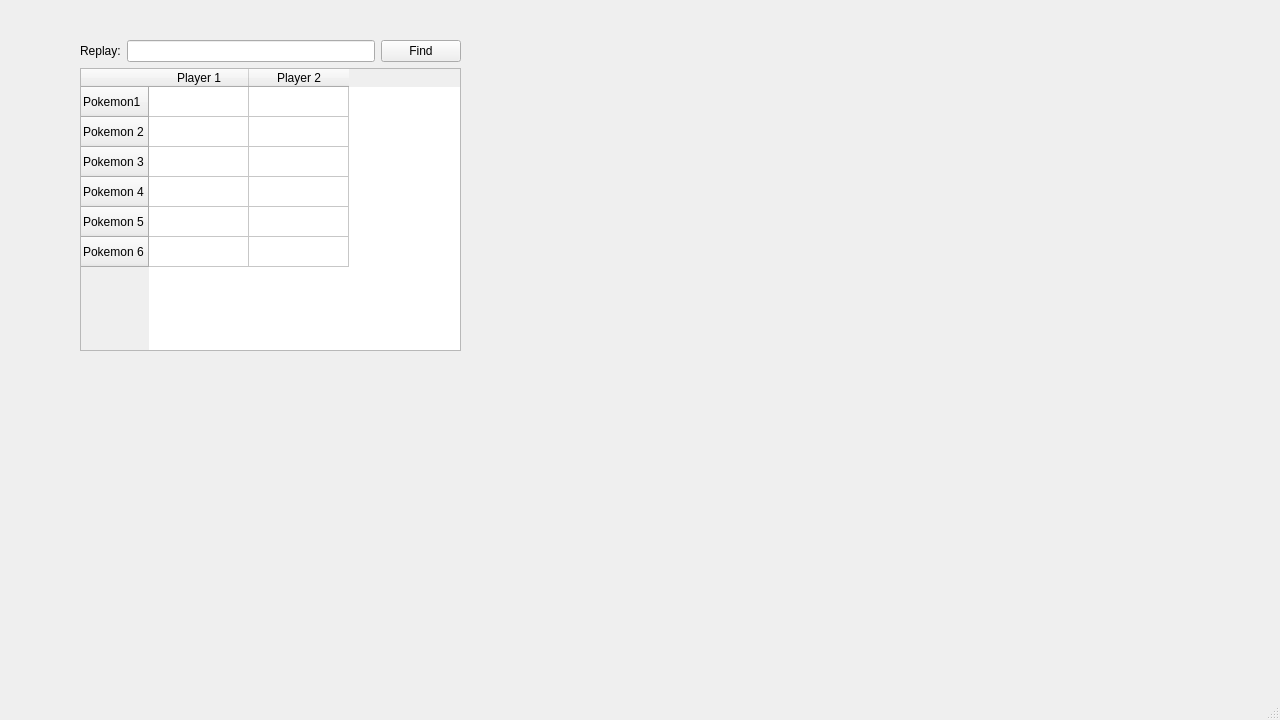
This is mainwindow.ui in czajkub/ShowRep as Qt 5 draws it before an edit. The edited form follows.
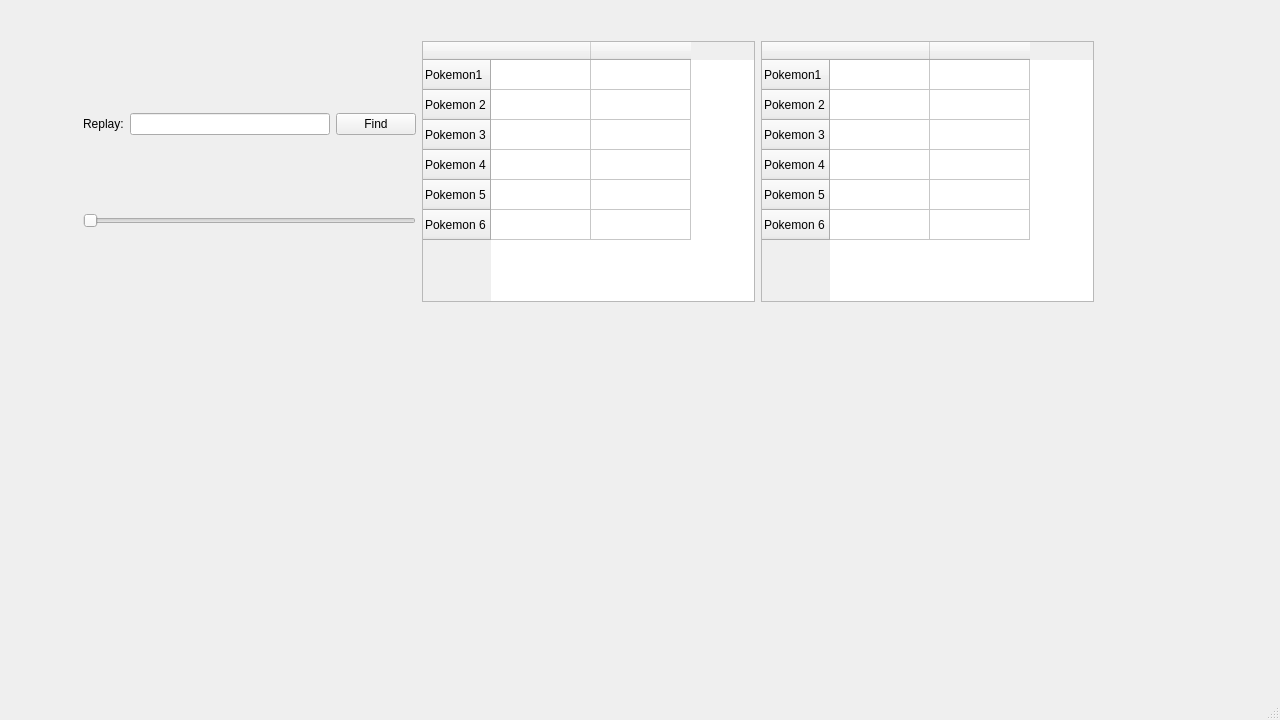
This is the edited form.

```diff
--- a/mainwindow.ui
+++ b/mainwindow.ui
@@ -20,12 +20,14 @@
    <widget class="QWidget" name="layoutWidget">
     <property name="geometry">
      <rect>
-      <x>80</x>
-      <y>40</y>
-      <width>381</width>
-      <height>311</height>
+      <x>83</x>
+      <y>41</y>
+      <width>1011</width>
+      <height>261</height>
      </rect>
     </property>
+    <layout class="QHBoxLayout" name="horizontalLayout_2">
+     <item>
     <layout class="QVBoxLayout" name="verticalLayout">
      <item>
       <layout class="QHBoxLayout" name="fileInput">
@@ -49,7 +51,19 @@
       </layout>
      </item>
      <item>
-      <widget class="QTableWidget" name="pokemonTable">
+        <widget class="QSlider" name="turnSlider">
+         <property name="minimum">
+          <number>1</number>
+         </property>
+         <property name="orientation">
+          <enum>Qt::Orientation::Horizontal</enum>
+         </property>
+        </widget>
+       </item>
+      </layout>
+     </item>
+     <item>
+      <widget class="QTableWidget" name="player1table">
        <row>
         <property name="text">
          <string>Pokemon1</string>
@@ -82,12 +96,56 @@
        </row>
        <column>
         <property name="text">
-         <string>Player 1</string>
+         <string/>
         </property>
        </column>
        <column>
         <property name="text">
-         <string>Player 2</string>
+         <string/>
+        </property>
+       </column>
+      </widget>
+     </item>
+     <item>
+      <widget class="QTableWidget" name="player2table">
+       <row>
+        <property name="text">
+         <string>Pokemon1</string>
+        </property>
+       </row>
+       <row>
+        <property name="text">
+         <string>Pokemon 2</string>
+        </property>
+       </row>
+       <row>
+        <property name="text">
+         <string>Pokemon 3</string>
+        </property>
+       </row>
+       <row>
+        <property name="text">
+         <string>Pokemon 4</string>
+        </property>
+       </row>
+       <row>
+        <property name="text">
+         <string>Pokemon 5</string>
+        </property>
+       </row>
+       <row>
+        <property name="text">
+         <string>Pokemon 6</string>
+        </property>
+       </row>
+       <column>
+        <property name="text">
+         <string/>
+        </property>
+       </column>
+       <column>
+        <property name="text">
+         <string/>
         </property>
        </column>
       </widget>
```
Left out of the diff: 2 changed lines with no effect on the pictures. Lines whose indentation alone changed are shown as unchanged.
